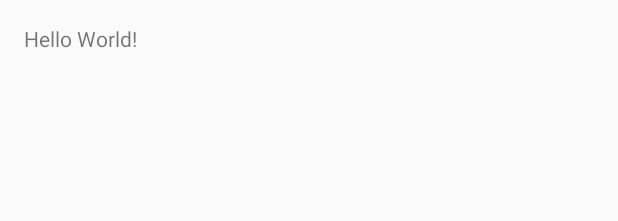
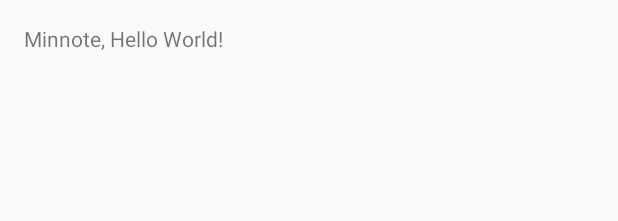
Before and after one commit to jbalves/Minnote, an Android app: the layout activity_main.xml on its own in the app's theme, with its tools: preview values and no code run, on a phone screen of 412 x 824 dp. Shown: the top 221 px of the screen. Run offline under Robolectric (Android 15) with nearby library versions, the phone set to English and light mode, and no system bars.

```diff
--- a/app/src/main/res/layout/activity_main.xml
+++ b/app/src/main/res/layout/activity_main.xml
@@ -13,5 +13,5 @@
     <TextView
         android:layout_width="wrap_content"
         android:layout_height="wrap_content"
-        android:text="Hello World!" />
+        android:text="Minnote, Hello World!" />
 </RelativeLayout>
```
